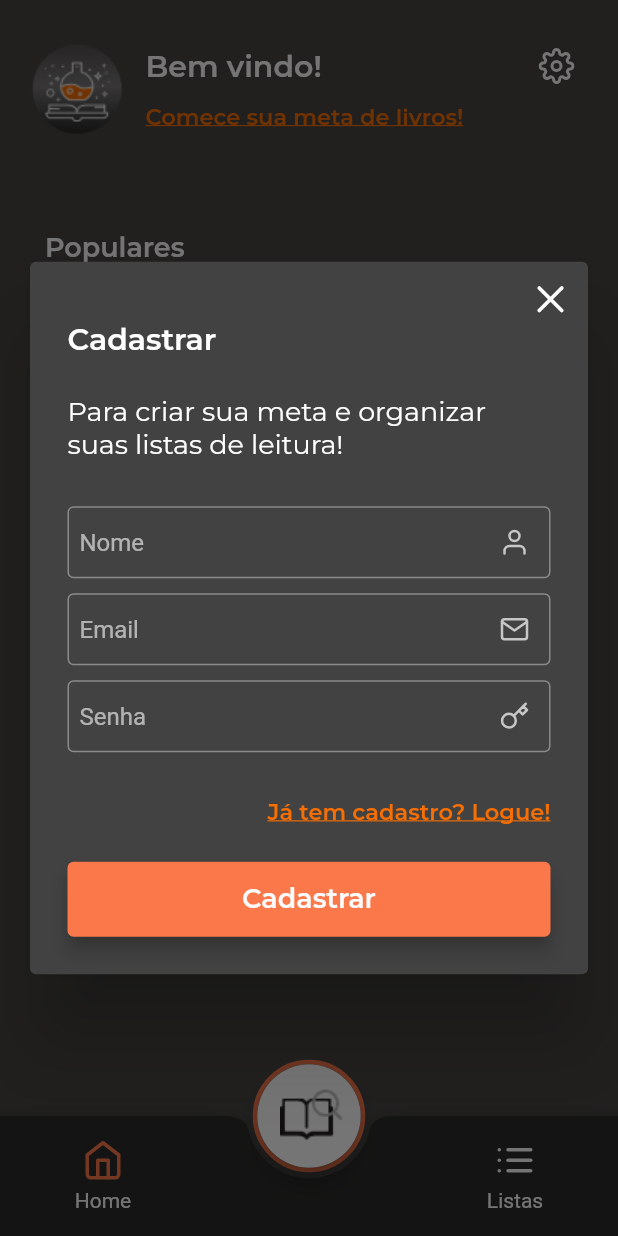
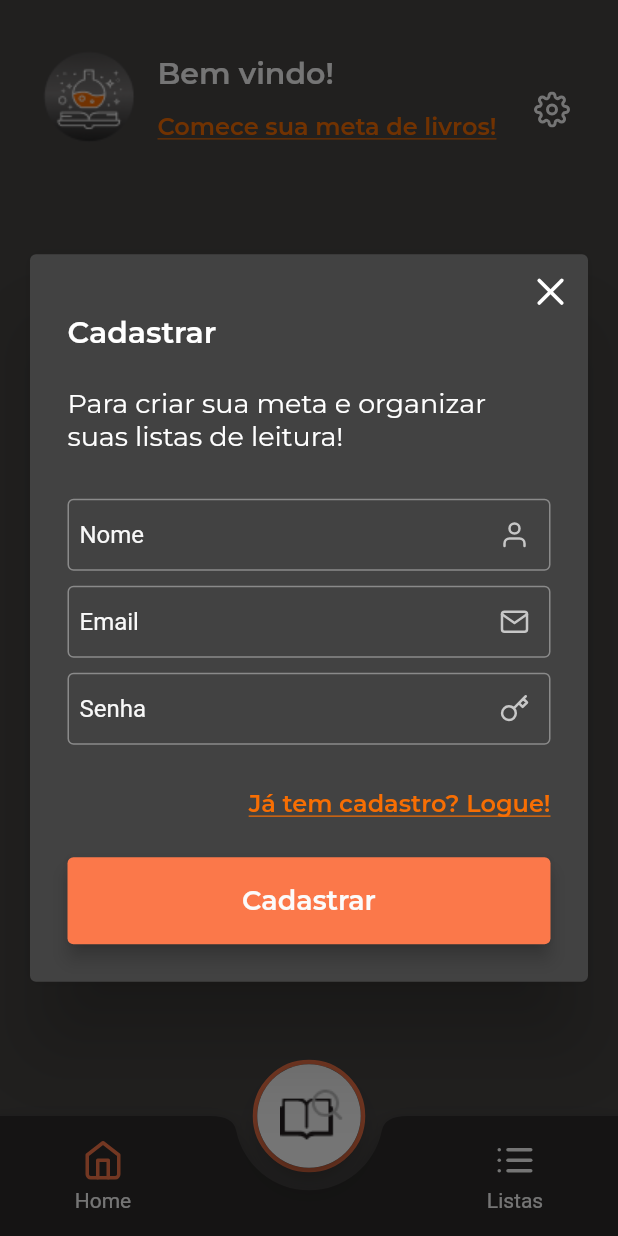
Before and after one commit to BeatrizMiranda/bookSpell, a Flutter app: the screen it shows after launch, after a tap on "Crie uma conta", on a phone screen of 412 x 824 dp. Run offline on Flutter 3.47's test engine with Material 2 defaults, Android fonts, the phone set to English and light mode, and no system bars; our stand-ins replace flutter_feather_icons, google_fonts, shared_preferences; accounts and stored records are empty.

Commit message:
code adjusts

```diff
--- a/lib/components/Carousel/Carousel.dart
+++ b/lib/components/BooksCarousel/BooksCarousel.dart
@@ -1,27 +1,27 @@
 import 'package:bookspell/components/BookCard/BookCard.dart';
 import 'package:flutter/material.dart';
 
-class Carousel extends StatefulWidget {
-  Carousel({Key? key}) : super(key: key);
+class BooksCarousel extends StatefulWidget {
+  BooksCarousel({Key? key}) : super(key: key);
 
   @override
-  _CarouselState createState() => _CarouselState();
+  _BooksCarouselState createState() => _BooksCarouselState();
 }
 
-class _CarouselState extends State<Carousel> {
+class _BooksCarouselState extends State<BooksCarousel> {
   final List<int> numbers = [1, 2, 3, 5, 8, 13, 21, 34, 55];
 
   @override
   Widget build(BuildContext context) {
     return Container(
       padding: EdgeInsets.only(top: 20),
-      height: 180,
+      height: 230,
       child: ListView.builder(
         scrollDirection: Axis.horizontal,
         itemCount: numbers.length,
         itemBuilder: (context, index) {
           return Container(
-            width: 110,
+            width: 150,
             child: BookCard(),
           );
         },
--- a/lib/components/BottomSheetConfig/BottomSheetConfig.dart
+++ b/lib/components/BottomSheetConfig/BottomSheetConfig.dart
@@ -50,7 +50,7 @@ void showBottomConfig(BuildContext context, ThemeChanger themeChanger) {
                 SwitchListTile(
                   title: Text('Theme', style: AppTextStyles.textLink),
                   value: themeChanger.isDarkMode(),
-                  onChanged: themeChanger.toogleTheme,
+                  onChanged: themeChanger.toggleTheme,
                 ),
                 SizedBox(height: 10),
                 InkWell(
--- a/lib/components/CustomButton/CustomButton.dart
+++ b/lib/components/CustomButton/CustomButton.dart
@@ -23,14 +23,14 @@ class CustomButton extends StatelessWidget {
           Expanded(
             child: ElevatedButton(
               style: ElevatedButton.styleFrom(
+                foregroundColor: AppColors.smokeWhite,
+                backgroundColor: AppColors.orangeLight,
                 elevation: 5,
-                onPrimary: AppColors.smokeWhite,
-                primary: AppColors.orangeLight,
                 textStyle: AppTextStyles.subtitle,
               ),
               onPressed: onPressed,
               child: Padding(
-                padding: EdgeInsets.all(14),
+                padding: EdgeInsets.symmetric(horizontal: 16, vertical: 18),
                 child: Text(content),
               ),
             ),
--- a/lib/components/Header/Header.dart
+++ b/lib/components/Header/Header.dart
@@ -1,4 +1,5 @@
 import 'package:bookspell/components/BottomSheetConfig/BottomSheetConfig.dart';
+import 'package:bookspell/pages/AuthModal/LoginModal.dart';
 import 'package:bookspell/shared/constants/appImages.dart';
 import 'package:bookspell/shared/constants/appTextStyles.dart';
 import 'package:flutter/material.dart';
@@ -14,38 +15,51 @@ class _HeaderState extends State<Header> {
   @override
   Widget build(BuildContext context) {
     return SafeArea(
-      child: Padding(
-        padding: EdgeInsets.symmetric(horizontal: 17, vertical: 20),
+      child: Container(
+        padding: EdgeInsets.fromLTRB(25, 30, 20, 14),
         child: Row(
           crossAxisAlignment: CrossAxisAlignment.start,
           children: [
-            Padding(
-              padding: EdgeInsets.only(top: 5),
-              child: Image.asset(AppImages.logo),
-            ),
+            Image.asset(AppImages.logo),
             SizedBox(width: 10),
             Expanded(
+              child: Container(
+                child: Row(
+                  mainAxisAlignment: MainAxisAlignment.spaceBetween,
+                  children: [
+                    Expanded(
+                      child: Padding(
+                        padding: const EdgeInsets.symmetric(vertical: 7),
+                        child: Container(
                           child: Column(
                             crossAxisAlignment: CrossAxisAlignment.start,
                             children: [
-                  Row(
-                    mainAxisAlignment: MainAxisAlignment.spaceBetween,
-                    children: [
-                      Expanded(
-                        child: Text(
+                              Text(
                                 'Bem vindo!',
                                 overflow: TextOverflow.fade,
                                 style: AppTextStyles.title,
                                 maxLines: 1,
                                 softWrap: false,
                               ),
+                              TextButton(
+                                onPressed: () => openLoginModal(context),
+                                style: ButtonStyle(
+                                  padding: MaterialStateProperty.all(
+                                      EdgeInsets.zero),
                                 ),
-                      ConfigBottomSheet()
+                                child: Text(
+                                  'Comece sua meta de livros!',
+                                  style: AppTextStyles.smallLink,
+                                ),
+                              ),
                             ],
                           ),
-                  Text('Comece sua meta de livros!',
-                      style: AppTextStyles.smallLink)
+                        ),
+                      ),
+                    ),
+                    Container(child: ConfigBottomSheet())
                   ],
+                ),
               ),
             )
           ],
--- a/lib/components/Menu/BottomAppBar.dart
+++ b/lib/components/Menu/BottomAppBar.dart
@@ -21,6 +21,7 @@ class BottomAppBarCustom extends StatelessWidget {
   @override
   Widget build(BuildContext context) {
     return BottomAppBar(
+      notchMargin: 12,
       shape: CircularNotchedRectangle(),
       color: AppColors.darkerBg,
       child: Row(
--- a/lib/components/Modal/Modal.dart
+++ b/lib/components/Modal/Modal.dart
@@ -1,16 +1,16 @@
 import 'package:bookspell/shared/constants/appTextStyles.dart';
 import 'package:flutter/material.dart';
-import 'package:flutter/widgets.dart';
 import 'package:flutter_feather_icons/flutter_feather_icons.dart';
 
-class ModalCompoent extends StatelessWidget {
-  const ModalCompoent({
+class ModalComponent extends StatelessWidget {
+  const ModalComponent({
     Key? key,
     required this.title,
     required this.subTitle,
     required this.form,
     required this.link,
     required this.button,
+    this.backLink,
   }) : super(key: key);
 
   final String title;
@@ -18,6 +18,7 @@ class ModalCompoent extends StatelessWidget {
   final Widget form;
   final Widget link;
   final Widget button;
+  final Widget? backLink;
 
   @override
   Widget build(BuildContext context) {
@@ -39,12 +40,13 @@ class ModalCompoent extends StatelessWidget {
       children: [
         Column(
           children: [
+            if (backLink != null) Wrap(children: [backLink as Widget]),
             Row(
               mainAxisAlignment: MainAxisAlignment.start,
               children: [Text(title, style: AppTextStyles.title)],
             ),
             SizedBox(height: 25),
-            Text(subTitle, style: AppTextStyles.corpo),
+            Text(subTitle, style: AppTextStyles.body),
             SizedBox(height: 25),
             form,
             SizedBox(height: 25),
--- a/lib/main.dart
+++ b/lib/main.dart
@@ -19,7 +19,7 @@ class MyApp extends StatelessWidget {
           final themeChanger = Provider.of<ThemeChanger>(ctx);
 
           return MaterialApp(
-            title: 'Flutter Demo',
+            title: 'BookSpell',
             themeMode: ThemeMode.system,
             theme: themeChanger.getThemeData(),
             initialRoute: "/splash",
--- a/lib/pages/AuthModal/LoginModal.dart
+++ b/lib/pages/AuthModal/LoginModal.dart
@@ -70,7 +70,7 @@ openLoginModal(context) {
   return showDialog(
     context: context,
     builder: (BuildContext context) {
-      return ModalCompoent(
+      return ModalComponent(
         title: 'Cadastrar',
         subTitle: 'Para criar sua meta e organizar suas listas de leitura!',
         form: LoginFormCompoent(loginFormKey: loginFormKey),
--- a/lib/pages/AuthModal/SignInModal.dart
+++ b/lib/pages/AuthModal/SignInModal.dart
@@ -60,16 +60,28 @@ openSignModal(context) {
   return showDialog(
     context: context,
     builder: (BuildContext context) {
-      return ModalCompoent(
+      return ModalComponent(
         title: 'Entre',
         subTitle: 'Para criar sua meta e organizar suas listas de leitura!',
         form: SignFormCompoent(signFormKey: signFormKey),
-        link: InkWell(
-          child: Text(
-            'Não tem cadastro?',
-            style: AppTextStyles.smallLink,
-          ),
-          onTap: () => {Navigator.pop(context), openLoginModal(context)},
+        link: Row(
+          children: [
+            InkWell(
+              child: Text(
+                'Voltar para cadastro',
+                style: AppTextStyles.smallLink,
+              ),
+              onTap: () => {Navigator.pop(context), openLoginModal(context)},
+            ),
+            Spacer(),
+            InkWell(
+              child: Text(
+                'Esqueceu a senha?',
+                style: AppTextStyles.smallLink,
+              ),
+              onTap: () => {Navigator.pop(context), openLoginModal(context)},
+            ),
+          ],
         ),
         button: CustomButton(
           content: 'Entrar',
--- a/lib/pages/Home/HomeGuest.dart
+++ b/lib/pages/Home/HomeGuest.dart
@@ -1,4 +1,4 @@
-import 'package:bookspell/components/Carousel/Carousel.dart';
+import 'package:bookspell/components/BooksCarousel/BooksCarousel.dart';
 import 'package:bookspell/components/Menu/BottomAppBar.dart';
 import 'package:bookspell/components/Menu/FloatingActionMenu.dart';
 
@@ -29,27 +29,30 @@ class _HomeGuestState extends State<HomeGuest> {
         padding: EdgeInsets.symmetric(horizontal: 20),
         child: Column(
           children: [
+            SizedBox(height: 32),
             Container(
               padding: EdgeInsets.symmetric(horizontal: 10, vertical: 24.0),
               child: Column(
                 crossAxisAlignment: CrossAxisAlignment.start,
                 children: [
                   Text('Populares', style: AppTextStyles.subtitle),
-                  Carousel()
+                  BooksCarousel()
                 ],
               ),
             ),
-            SizedBox(height: 20),
+            Spacer(),
             CustomButton(
               content: 'Crie uma conta',
               onPressed: () => openLoginModal(context),
             ),
-            SizedBox(height: 20),
+            SizedBox(height: 16),
             Text(
               'Para conseguir organizar suas leituras',
-              style: AppTextStyles.corpo,
+              style: AppTextStyles.body,
               textAlign: TextAlign.center,
-            )
+            ),
+            SizedBox(height: 32),
+            Spacer(),
           ],
         ),
       ),
--- a/lib/shared/constants/appTextStyles.dart
+++ b/lib/shared/constants/appTextStyles.dart
@@ -10,7 +10,7 @@ class AppTextStyles {
     color: AppColors.white,
   );
   static final smallLink = GoogleFonts.montserrat(
-    fontSize: 15,
+    fontSize: 16,
     fontWeight: FontWeight.w600,
     color: AppColors.orange,
     decoration: TextDecoration.underline,
@@ -27,7 +27,7 @@ class AppTextStyles {
     fontSize: 18,
     fontWeight: FontWeight.w600,
   );
-  static final corpo = GoogleFonts.montserrat(
+  static final body = GoogleFonts.montserrat(
     fontSize: 18,
     fontWeight: FontWeight.w400,
   );
@@ -62,7 +62,7 @@ class AppTextStyles {
     fontSize: 20,
     fontWeight: FontWeight.w400,
   );
-  static final corpoBold = GoogleFonts.montserrat(
+  static final bodyBold = GoogleFonts.montserrat(
     fontSize: 18,
     fontWeight: FontWeight.w700,
   );
--- a/lib/shared/theme/appThemes.dart
+++ b/lib/shared/theme/appThemes.dart
@@ -1,26 +1,20 @@
 import 'package:bookspell/shared/constants/appColors.dart';
 import 'package:flutter/material.dart';
+import 'package:flutter/services.dart';
 
 class AppThemes {
   static final darkTheme = ThemeData(
-    primarySwatch: Colors.grey,
-    scaffoldBackgroundColor: AppColors.lightBlack,
-    primaryColor: Colors.black,
-    brightness: Brightness.dark,
-    backgroundColor: AppColors.lightBlack,
-    accentColor: AppColors.lightWhite,
-    accentIconTheme: IconThemeData(color: AppColors.lightBlack),
-    dividerColor: Colors.black12,
-  );
+      scaffoldBackgroundColor: AppColors.lightBlack,
+      primaryColor: Colors.black,
+      brightness: Brightness.dark,
+      hintColor: AppColors.lightWhite,
+      dividerColor: Colors.black12);
 
   static final lightTheme = ThemeData(
-    primarySwatch: Colors.grey,
     primaryColor: AppColors.lightWhite,
     scaffoldBackgroundColor: AppColors.lightWhite,
     brightness: Brightness.light,
-    backgroundColor: AppColors.lightWhite,
-    accentColor: AppColors.textBlack,
-    accentIconTheme: IconThemeData(color: AppColors.lightWhite),
+    hintColor: AppColors.textBlack,
     dividerColor: Colors.white54,
   );
 }
--- a/lib/shared/theme/themeChanger.dart
+++ b/lib/shared/theme/themeChanger.dart
@@ -8,7 +8,7 @@ class ThemeChanger with ChangeNotifier {
     return _themeMode == AppThemes.darkTheme;
   }
 
-  void toogleTheme(bool status) {
+  void toggleTheme(bool status) {
     _themeMode = status ? AppThemes.darkTheme : AppThemes.lightTheme;
     notifyListeners();
   }
--- a/pubspec.yaml
+++ b/pubspec.yaml
@@ -13,7 +13,7 @@ dependencies:
     sdk: flutter
 
   cupertino_icons: ^1.0.2
-  google_fonts: ^2.1.0
+  google_fonts: ^5.1.0
   shared_preferences: ^2.0.6
   provider: ^5.0.0
   flutter_feather_icons: ^2.0.0+1
```
Also changed, not shown: pubspec.lock, 8 other files. Lines whose indentation alone changed are shown as unchanged.
